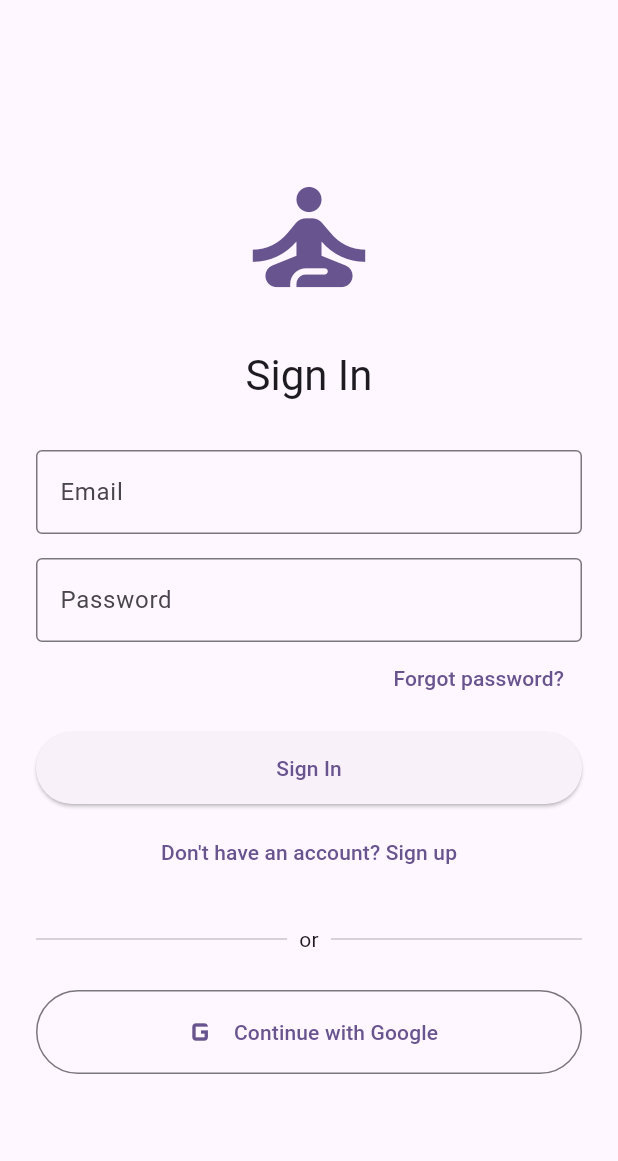
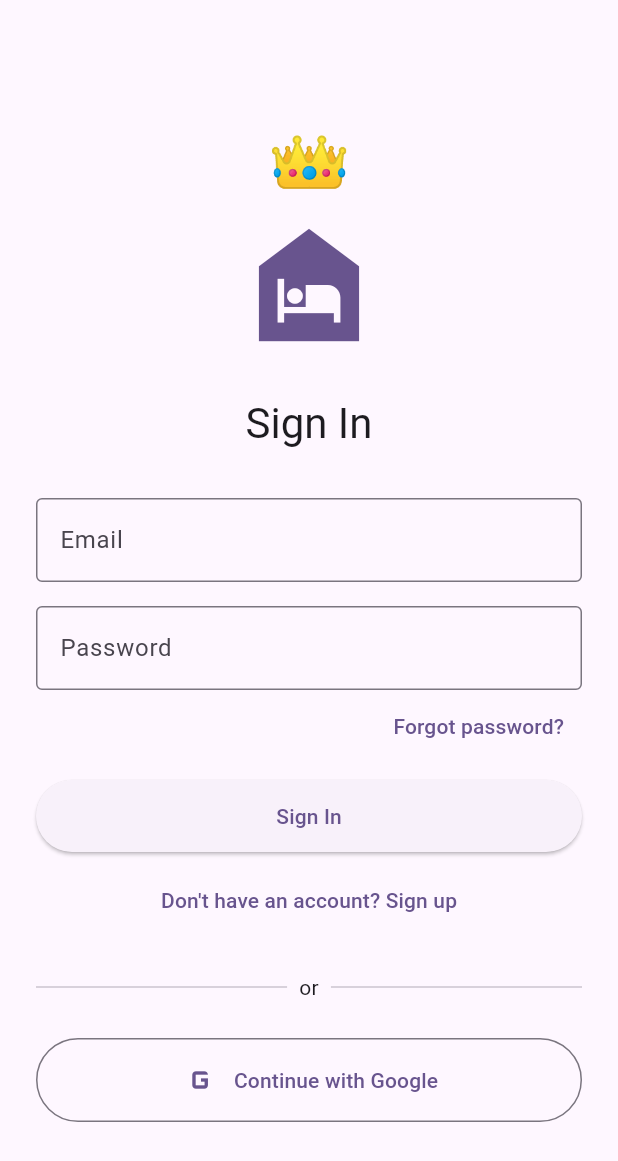
Before and after one commit to krishirai/King-of-Sleepers-, a Flutter app: the screen it shows after launch, on a phone screen of 412 x 824 dp. Shown: the top 1161 px of the screen. Run offline on Flutter 3.47's test engine with Material 3 defaults, Android fonts, the light colour scheme and no system bars; our stand-ins replace cloud_firestore, firebase_auth, firebase_core, flutter_map, geolocator, google_sign_in and 1 more; accounts and stored records are empty.

Commit message:
Update login screen icon to crown and night shelter

```diff
--- a/lib/screens/login_screen.dart
+++ b/lib/screens/login_screen.dart
@@ -189,10 +189,18 @@ class _LoginScreenState extends State<LoginScreen> {
                 mainAxisAlignment: MainAxisAlignment.center,
                 crossAxisAlignment: CrossAxisAlignment.stretch,
                 children: [
-                  Icon(
-                    Icons.self_improvement,
-                    size: 100,
-                    color: Theme.of(context).colorScheme.primary,
+                  Column(
+                    children: [
+                                      const Text(
+                        '👑',
+                        style: TextStyle(fontSize: 45),
+                      ),
+                      Icon(
+                        Icons.night_shelter,
+                        size: 100,
+                        color: Theme.of(context).colorScheme.primary,
+                      ),
+                    ],
                   ),
                   const SizedBox(height: 24),
 
```
